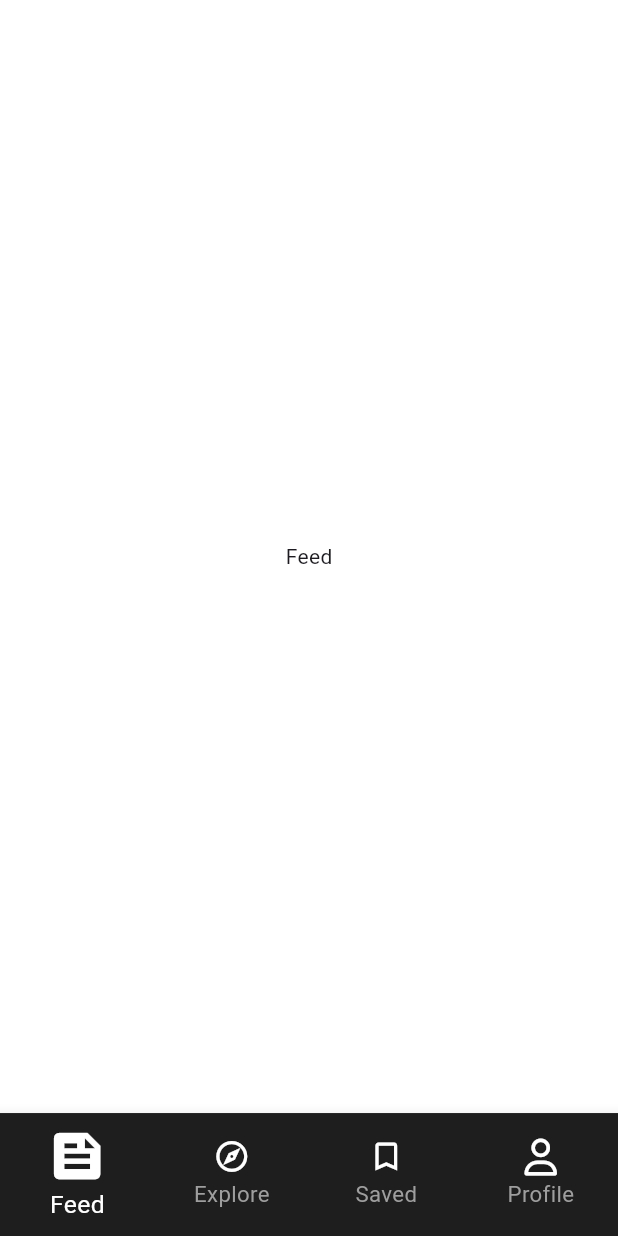
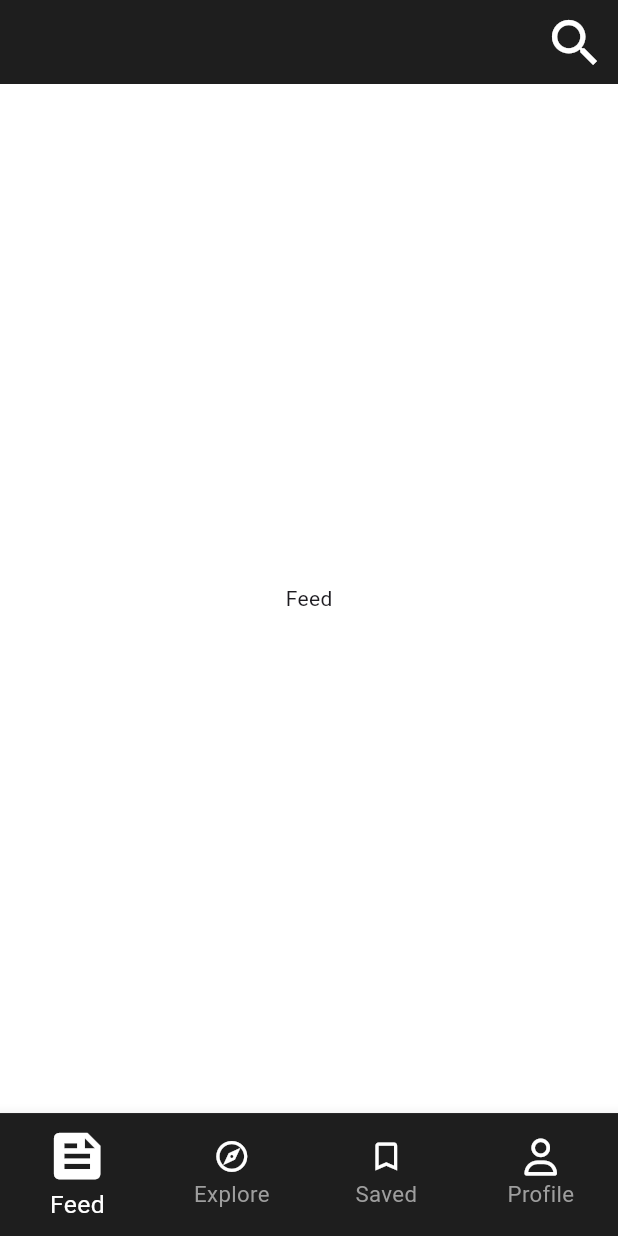
Before and after one commit to Flutter-gg-1/Project-5, a Flutter app: the MainScreen screen opened directly, on a phone screen of 412 x 824 dp. Run offline on Flutter 3.47's test engine with Material 3 defaults, Android fonts, the phone set to English and light mode, and no system bars; our stand-ins replace font_awesome_flutter.

Commit message:
ADD AppBar

```diff
--- a/lib/screen/main_screen.dart
+++ b/lib/screen/main_screen.dart
@@ -22,6 +22,18 @@ class _MainScreenState extends State<MainScreen> {
   @override
   Widget build(BuildContext context) {
     return Scaffold(
+      appBar: AppBar(
+        backgroundColor: MyColors.containerBlackColor,
+        actions: [
+          IconButton(
+              onPressed: () {},
+              icon: Icon(
+                Icons.search,
+                color: MyColors.whiteTextColor,
+                size: context.getHeightScreen(height: 0.05),
+              ))
+        ],
+      ),
       body: pagesNavigationBottomBar[bottomIndex],
       bottomNavigationBar: BottomNavigationBar(
         type: BottomNavigationBarType.fixed,
```
